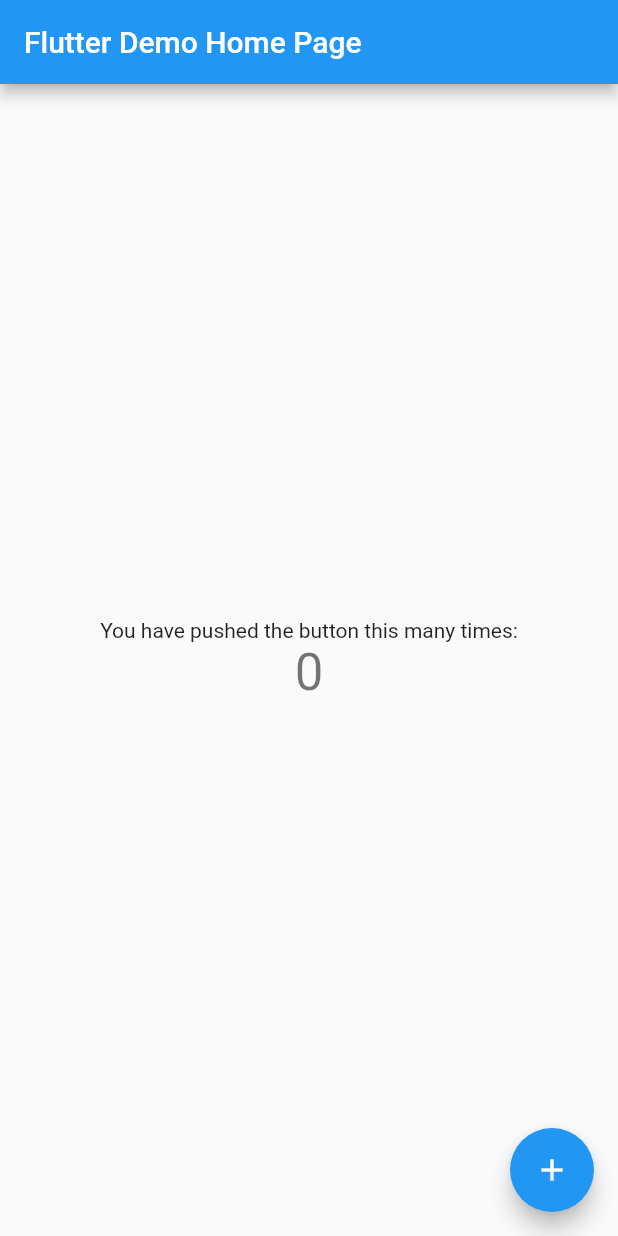
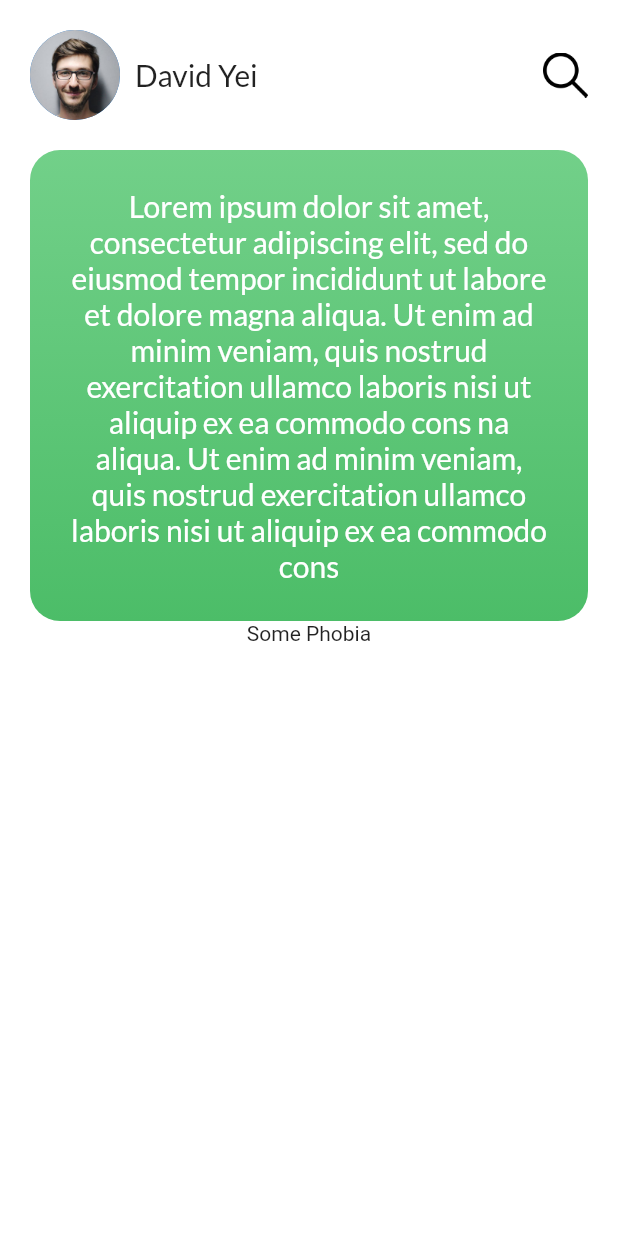
Before and after one commit to Isaac-Tong/selectionphobia-mobile, a Flutter app: the screen it shows after launch, on a phone screen of 412 x 824 dp. Run offline on Flutter 3.47's test engine with Material 2 defaults, Android fonts, the phone set to English and light mode, and no system bars.

Commit message:
choice screen UI half done

```diff
--- /dev/null
+++ b/lib/constants.dart
@@ -0,0 +1,4 @@
+import 'package:flutter/material.dart';
+
+const mainColor = Color(0xff4cbd68);
+const offsetColor = Color(0xff72d089);
--- a/lib/main.dart
+++ b/lib/main.dart
@@ -1,5 +1,5 @@
 import 'package:flutter/material.dart';
-
+import 'package:selectionphobiamobile/screens/choice_screen.dart';
 void main() {
   runApp(MyApp());
 }
@@ -10,108 +10,7 @@ class MyApp extends StatelessWidget {
   Widget build(BuildContext context) {
     return MaterialApp(
       title: 'Flutter Demo',
-      theme: ThemeData(
-        // This is the theme of your application.
-        //
-        // Try running your application with "flutter run". You'll see the
-        // application has a blue toolbar. Then, without quitting the app, try
-        // changing the primarySwatch below to Colors.green and then invoke
-        // "hot reload" (press "r" in the console where you ran "flutter run",
-        // or simply save your changes to "hot reload" in a Flutter IDE).
-        // Notice that the counter didn't reset back to zero; the application
-        // is not restarted.
-        primarySwatch: Colors.blue,
-        // This makes the visual density adapt to the platform that you run
-        // the app on. For desktop platforms, the controls will be smaller and
-        // closer together (more dense) than on mobile platforms.
-        visualDensity: VisualDensity.adaptivePlatformDensity,
-      ),
-      home: MyHomePage(title: 'Flutter Demo Home Page'),
+      home: ChoiceScreen()
     );
   }
 }
-
-class MyHomePage extends StatefulWidget {
-  MyHomePage({Key key, this.title}) : super(key: key);
-
-  // This widget is the home page of your application. It is stateful, meaning
-  // that it has a State object (defined below) that contains fields that affect
-  // how it looks.
-
-  // This class is the configuration for the state. It holds the values (in this
-  // case the title) provided by the parent (in this case the App widget) and
-  // used by the build method of the State. Fields in a Widget subclass are
-  // always marked "final".
-
-  final String title;
-
-  @override
-  _MyHomePageState createState() => _MyHomePageState();
-}
-
-class _MyHomePageState extends State<MyHomePage> {
-  int _counter = 0;
-
-  void _incrementCounter() {
-    setState(() {
-      // This call to setState tells the Flutter framework that something has
-      // changed in this State, which causes it to rerun the build method below
-      // so that the display can reflect the updated values. If we changed
-      // _counter without calling setState(), then the build method would not be
-      // called again, and so nothing would appear to happen.
-      _counter++;
-    });
-  }
-
-  @override
-  Widget build(BuildContext context) {
-    // This method is rerun every time setState is called, for instance as done
-    // by the _incrementCounter method above.
-    //
-    // The Flutter framework has been optimized to make rerunning build methods
-    // fast, so that you can just rebuild anything that needs updating rather
-    // than having to individually change instances of widgets.
-    return Scaffold(
-      appBar: AppBar(
-        // Here we take the value from the MyHomePage object that was created by
-        // the App.build method, and use it to set our appbar title.
-        title: Text(widget.title),
-      ),
-      body: Center(
-        // Center is a layout widget. It takes a single child and positions it
-        // in the middle of the parent.
-        child: Column(
-          // Column is also a layout widget. It takes a list of children and
-          // arranges them vertically. By default, it sizes itself to fit its
-          // children horizontally, and tries to be as tall as its parent.
-          //
-          // Invoke "debug painting" (press "p" in the console, choose the
-          // "Toggle Debug Paint" action from the Flutter Inspector in Android
-          // Studio, or the "Toggle Debug Paint" command in Visual Studio Code)
-          // to see the wireframe for each widget.
-          //
-          // Column has various properties to control how it sizes itself and
-          // how it positions its children. Here we use mainAxisAlignment to
-          // center the children vertically; the main axis here is the vertical
-          // axis because Columns are vertical (the cross axis would be
-          // horizontal).
-          mainAxisAlignment: MainAxisAlignment.center,
-          children: <Widget>[
-            Text(
-              'You have pushed the button this many times:',
-            ),
-            Text(
-              '$_counter',
-              style: Theme.of(context).textTheme.headline4,
-            ),
-          ],
-        ),
-      ),
-      floatingActionButton: FloatingActionButton(
-        onPressed: _incrementCounter,
-        tooltip: 'Increment',
-        child: Icon(Icons.add),
-      ), // This trailing comma makes auto-formatting nicer for build methods.
-    );
-  }
-}
--- /dev/null
+++ b/lib/screens/choice_screen.dart
@@ -0,0 +1,98 @@
+import 'package:flutter/cupertino.dart';
+import 'package:flutter/material.dart';
+import 'package:selectionphobiamobile/constants.dart';
+
+class ChoiceScreen extends StatefulWidget {
+  @override
+  _ChoiceScreenState createState() => _ChoiceScreenState();
+}
+
+class _ChoiceScreenState extends State<ChoiceScreen> {
+  @override
+  Widget build(BuildContext context) {
+    return Scaffold(
+      body: SafeArea(
+        child: Container(
+          color: Colors.white,
+          child: Padding(
+            padding: EdgeInsets.fromLTRB(20, 20, 20, 0),
+            child: Column(
+              children: <Widget>[
+                Row(
+                  mainAxisAlignment: MainAxisAlignment.spaceBetween,
+                  children: <Widget>[
+                    Container(
+                      child: Row(
+                        children: <Widget>[
+                          CircleAvatar(
+                            radius: 30,
+                            backgroundImage:
+                                AssetImage('assets/images/prof-pic-temp.jpg'),
+                          ),
+                          Padding(
+                            padding: EdgeInsets.fromLTRB(10, 0, 0, 0),
+                            child: Text(
+                              'David Yei',
+                              style: TextStyle(
+                                fontSize: 20,
+                                fontFamily: 'Lato',
+                                fontWeight: FontWeight.normal,
+                              ),
+                            ),
+                          ),
+                        ],
+                      ),
+                    ),
+                    Image(
+                      width: 30,
+                      image: AssetImage('assets/images/search.png'),
+                    ),
+                  ],
+                ),
+                SizedBox(
+                  height: 20,
+                ),
+                Row(
+                  mainAxisAlignment: MainAxisAlignment.center,
+                  children: <Widget>[
+                    Expanded(
+                      child: Container(
+                        padding: EdgeInsets.all(25),
+                        decoration: BoxDecoration(
+                          color: mainColor,
+                          borderRadius: BorderRadius.all(Radius.circular(20)),
+                          gradient: LinearGradient(
+                            begin: Alignment.bottomCenter,
+                            end: Alignment.topCenter,
+                            colors: <Color>[mainColor, offsetColor],
+                          ),
+                        ),
+                        child: Text(
+                          'Lorem ipsum dolor sit amet, consectetur adipiscing elit, sed do eiusmod tempor incididunt ut labore et dolore magna aliqua. Ut enim ad minim veniam, quis nostrud exercitation ullamco laboris nisi ut aliquip ex ea commodo cons na aliqua. Ut enim ad minim veniam, quis nostrud exercitation ullamco laboris nisi ut aliquip ex ea commodo cons'
+                          '',
+                          textAlign: TextAlign.center,
+                          style: TextStyle(
+                            fontFamily: 'Lato',
+                            fontWeight: FontWeight.normal,
+                            fontSize: 20,
+                            color: Colors.white,
+                          ),
+                        ),
+                      ),
+                    ),
+                  ],
+                ),
+                Text(
+                    'Some Phobia',
+                  style: TextStyle(
+
+                  ),
+                ),
+              ],
+            ),
+          ),
+        ),
+      ),
+    );
+  }
+}
```
Also changed, not shown: pubspec.yaml (+15 -35 lines), assets/fonts/Lato-Black.ttf (added), assets/fonts/Lato-BlackItalic.ttf (added), assets/fonts/Lato-Bold.ttf (added), assets/fonts/Lato-BoldItalic.ttf (added), assets/fonts/Lato-Italic.ttf (added), assets/fonts/Lato-Light.ttf (added), assets/fonts/Lato-LightItalic.ttf (added), assets/fonts/Lato-Regular.ttf (added), assets/fonts/Lato-Thin.ttf (added), assets/fonts/Lato-ThinItalic.ttf (added), assets/images/prof-pic-temp.jpg (added), assets/images/search.png (added).
